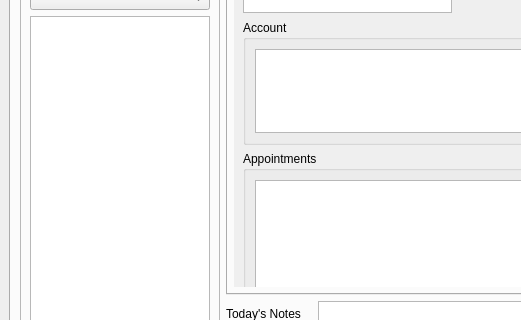
First picture: the form in qt-designer/main.ui, repository rowinggolfer/openmolar1, before the edit; both pictures show x 0 to 521 and y 153 to 473 of the 865 by 556 pixel window.
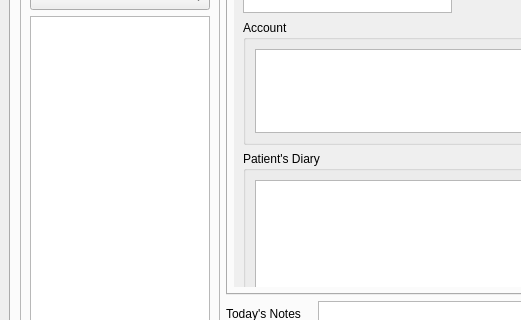
Second picture: the form after the edit. Icons and pictures are not drawn.

Diff of the .ui file:
```diff
--- a/qt-designer/main.ui
+++ b/qt-designer/main.ui
@@ -1686,7 +1686,7 @@
                   <property name="geometry" >
                    <rect>
                     <x>0</x>
-                    <y>-157</y>
+                    <y>0</y>
                     <width>607</width>
                     <height>493</height>
                    </rect>
@@ -1890,7 +1890,7 @@
                       </size>
                      </property>
                      <property name="title" >
-                      <string>Appointments</string>
+                      <string>Patient's Diary</string>
                      </property>
                      <layout class="QHBoxLayout" name="horizontalLayout_17" >
                       <item>
```
